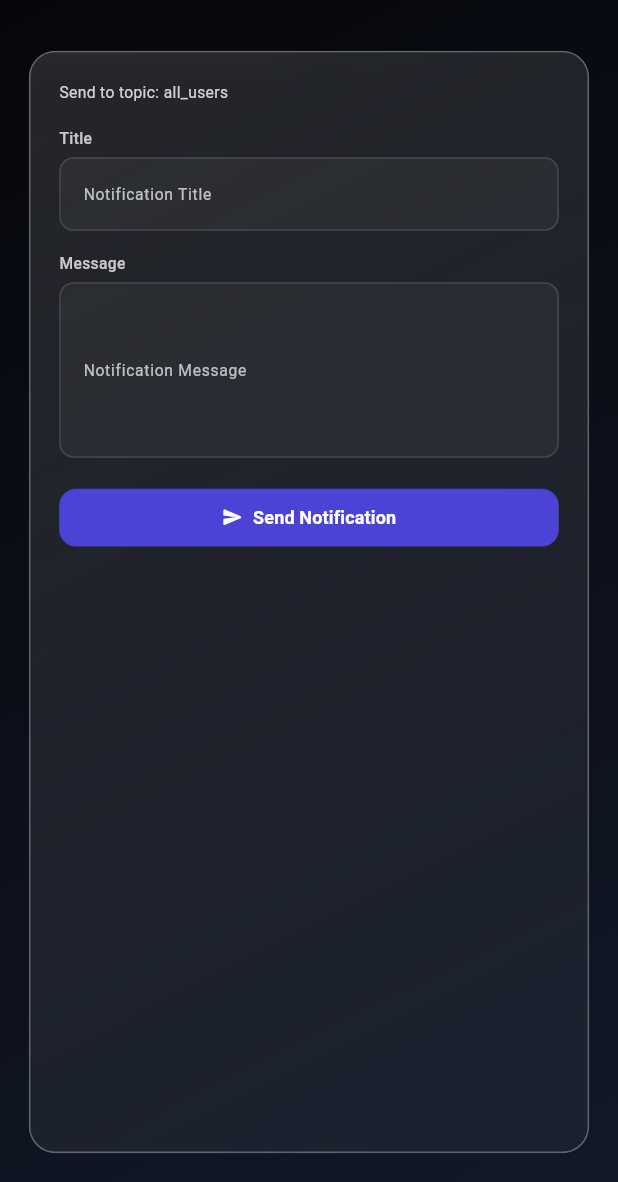
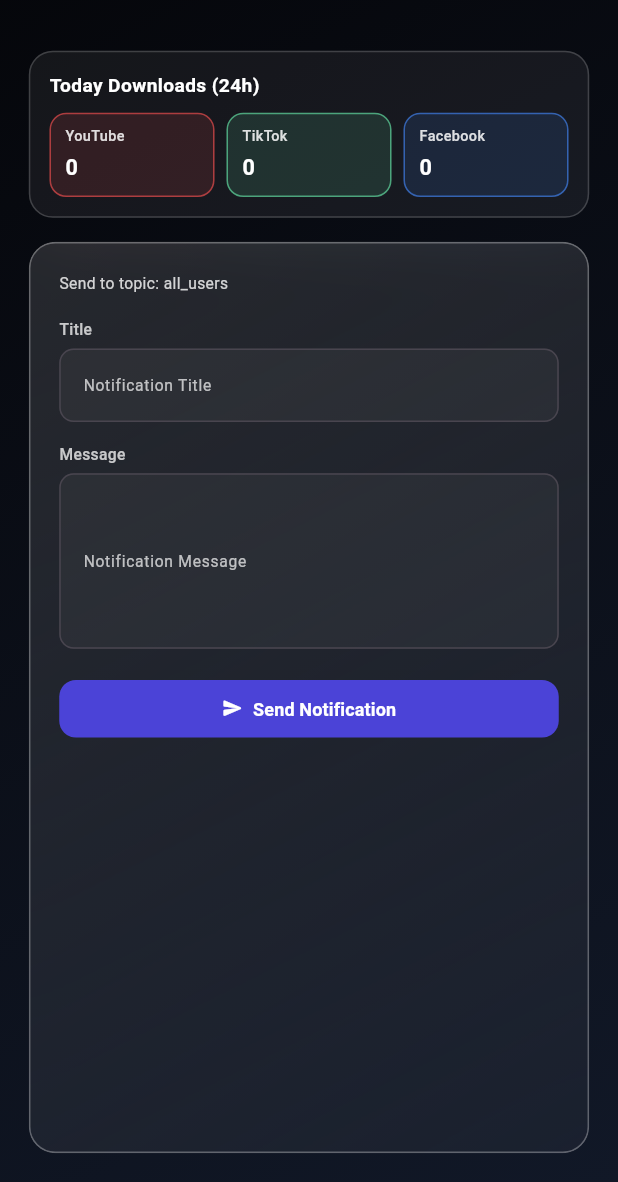
Before and after one commit to KiloMikeTango/K-Downloader-Admin, a Flutter app: the screen it shows after launch, on a phone screen of 412 x 824 dp, the part 54-1236 px from its top. Run offline on Flutter 3.47's test engine with Material 3 defaults, Android fonts, the phone set to English and light mode, and no system bars; our stand-ins replace cloud_firestore, dio, firebase_core, googleapis_auth; accounts and stored records are empty; generated files the repository leaves out were written again.

Commit message:
total downloads dashboard added

```diff
--- a/lib/pages/home_page.dart
+++ b/lib/pages/home_page.dart
@@ -1,7 +1,7 @@
 // lib/home_page.dart
 import 'dart:ui';
 import 'package:flutter/material.dart';
-
+import '../widgets/daily_stats_card.dart';
 import 'package:video_downloader_admin/pages/notifications_page.dart';
 import 'package:video_downloader_admin/pages/settings_page.dart';
 import 'package:video_downloader_admin/pages/tutorial_steps_page.dart';
@@ -190,7 +190,14 @@ class _HomePageState extends State<HomePage> {
         padding: EdgeInsets.all(24 * s),
         child: ConstrainedBox(
           constraints: const BoxConstraints(maxWidth: 900),
-          child: child,
+          child: Column(
+            crossAxisAlignment: CrossAxisAlignment.stretch,
+            children: [
+              const DailyStatsCard(), // <- analytics on top
+              SizedBox(height: 20 * s),
+              Expanded(child: child), // <- page content below
+            ],
+          ),
         ),
       ),
     );
--- /dev/null
+++ b/lib/widgets/daily_stats_card.dart
@@ -0,0 +1,97 @@
+// lib/widgets/daily_stats_card.dart
+import 'package:cloud_firestore/cloud_firestore.dart';
+import 'package:flutter/material.dart';
+
+class DailyStatsCard extends StatelessWidget {
+  const DailyStatsCard({super.key});
+
+  @override
+  Widget build(BuildContext context) {
+    final scale = MediaQuery.of(context).size.width / 1280;
+    final s = scale.clamp(0.8, 1.4);
+
+    return StreamBuilder<DocumentSnapshot>(
+      stream: FirebaseFirestore.instance
+          .collection('stats')
+          .doc('daily_downloads')
+          .snapshots(),
+      builder: (context, snapshot) {
+        final data = snapshot.data?.data() as Map<String, dynamic>?;
+
+        final yt = (data?['youtubeCount'] ?? 0) as int;
+        final tk = (data?['tiktokCount'] ?? 0) as int;
+        final fb = (data?['facebookCount'] ?? 0) as int;
+
+        return Container(
+          padding: EdgeInsets.all(16 * s),
+          decoration: BoxDecoration(
+            color: Colors.white.withOpacity(0.06),
+            borderRadius: BorderRadius.circular(20 * s),
+            border: Border.all(
+              color: Colors.white.withOpacity(0.18),
+              width: 1.0,
+            ),
+          ),
+          child: Column(
+            crossAxisAlignment: CrossAxisAlignment.start,
+            children: [
+              Text(
+                'Today Downloads (24h)',
+                style: TextStyle(
+                  color: Colors.white,
+                  fontSize: 16 * s,
+                  fontWeight: FontWeight.bold,
+                ),
+              ),
+              SizedBox(height: 12 * s),
+              Row(
+                children: [
+                  _buildChip('YouTube', yt, Colors.redAccent, s),
+                  SizedBox(width: 10 * s),
+                  _buildChip('TikTok', tk, Colors.greenAccent, s),
+                  SizedBox(width: 10 * s),
+                  _buildChip('Facebook', fb, Colors.blueAccent, s),
+                ],
+              ),
+            ],
+          ),
+        );
+      },
+    );
+  }
+
+  Widget _buildChip(String label, int value, Color color, double s) {
+    return Expanded(
+      child: Container(
+        padding: EdgeInsets.symmetric(vertical: 10 * s, horizontal: 12 * s),
+        decoration: BoxDecoration(
+          color: color.withOpacity(0.12),
+          borderRadius: BorderRadius.circular(14 * s),
+          border: Border.all(color: color.withOpacity(0.6), width: 1),
+        ),
+        child: Column(
+          crossAxisAlignment: CrossAxisAlignment.start,
+          children: [
+            Text(
+              label,
+              style: TextStyle(
+                color: Colors.white.withOpacity(0.85),
+                fontSize: 12 * s,
+                fontWeight: FontWeight.w500,
+              ),
+            ),
+            SizedBox(height: 4 * s),
+            Text(
+              value.toString(),
+              style: TextStyle(
+                color: Colors.white,
+                fontSize: 18 * s,
+                fontWeight: FontWeight.bold,
+              ),
+            ),
+          ],
+        ),
+      ),
+    );
+  }
+}
```
